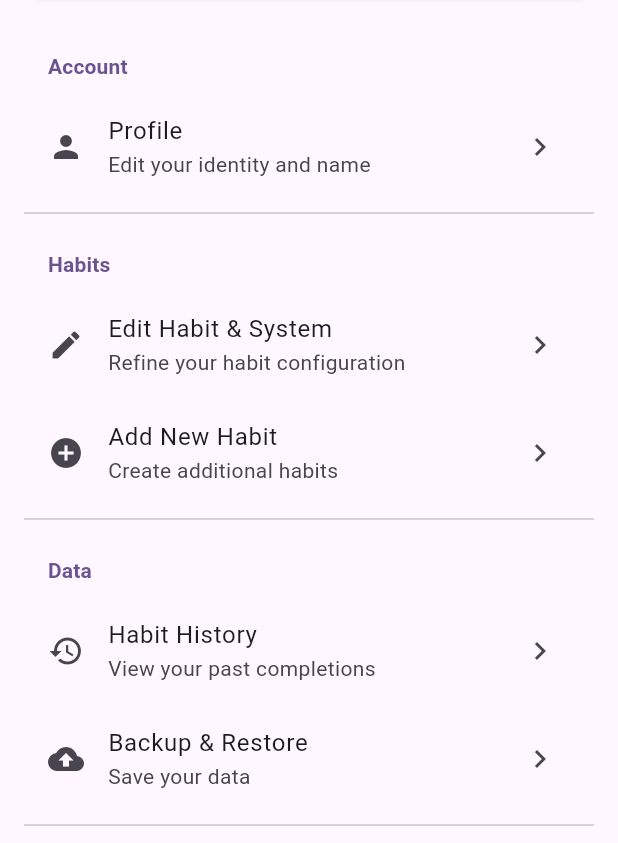
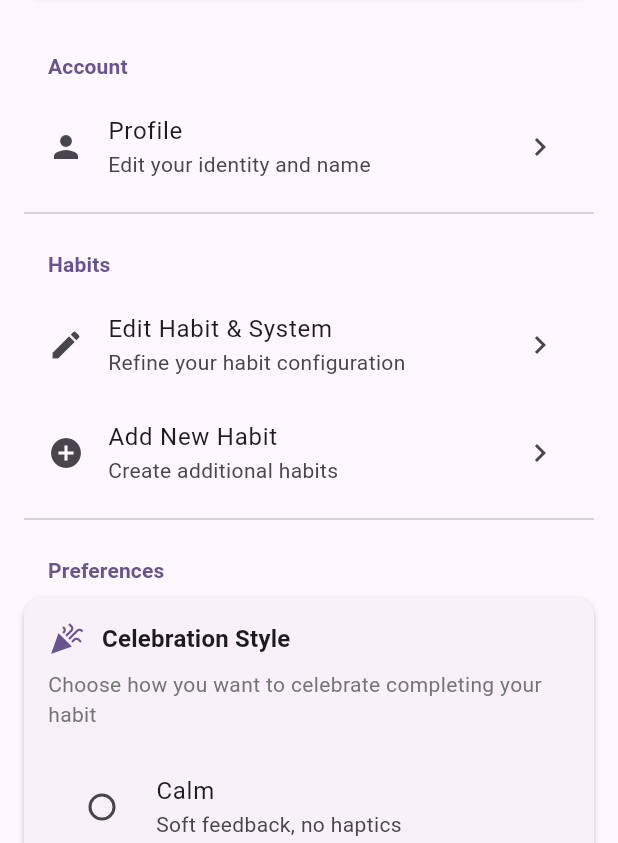
Before and after one commit to lenghurst/atomichabits, a Flutter app: the SettingsScreen screen opened by its route, on a phone screen of 412 x 824 dp, the part 393-1236 px from its top. Run offline on Flutter 3.47's test engine with Material 3 defaults, Android fonts, the phone set to English and light mode, and no system bars; our stand-ins replace confetti, flutter_local_notifications, go_router, hive_flutter, timezone; accounts and stored records are empty.

Commit message:
feat: Add celebration style system with context-aware defaults (Phase 3)
Phase 3.1 - Add celebrationStyle to UserProfile:
- Add CelebrationStyle enum (calm, standard, lively) with British English descriptions
- Add celebrationStyle field to UserProfile (defaults to standard)
- Update toJson/fromJson with backwards compatibility
- Add updateCelebrationStyle() method to AppState

Phase 3.2 - Settings UI:
- Add "Preferences" section in Settings screen
- Radio selector for celebration style with descriptions:
  * Calm: "Soft feedback, no haptics"
  * Standard: "Gentle animation and a light tap"
  * Lively: "More noticeable animation and feedback"
- Updates persist via AppState

Phase 3.3 - Map celebration style to behaviour:
- Create celebration_config.dart with CelebrationConfig class
- Maps style to concrete values:
  * Calm: 1.02 scale, 150ms, no haptic
  * Standard: 1.05 scale, 180ms, light haptic
  * Lively: 1.08 scale, 200ms, haptic + optional sparkles
- Integrate into Today screen:
  * Haptic feedback conditional on celebration style
  * Streak animation uses config's bounceScale and animationDuration
  * Smooth easeOutBack curve for polite bounce effect

Phase 3.4 - AI-informed default from onboarding:
- Add _determineCelebrationStyle() logic in onboarding
- Rule: If time ≥22:00 AND location contains "bed"/"bedroom"/"sofa" → Calm
- Otherwise → Standard
- Applied when creating UserProfile during first-time setup

All celebrations remain calm and identity-first. No casino effects.

```diff
--- a/lib/data/models/user_profile.dart
+++ b/lib/data/models/user_profile.dart
@@ -1,14 +1,28 @@
+/// Celebration style determines how completion feedback is presented
+enum CelebrationStyle {
+  /// Soft feedback, no haptics - ideal for quiet/bedtime habits
+  calm,
+
+  /// Gentle animation and light haptic - balanced approach
+  standard,
+
+  /// More noticeable animation and feedback - energetic habits
+  lively,
+}
+
 /// Represents the user's profile and identity
 /// Based on Atomic Habits identity-based approach
 class UserProfile {
   final String identity; // "I am a person who..."
   final String name;
   final DateTime createdAt;
+  final CelebrationStyle celebrationStyle; // How to celebrate completions
 
   UserProfile({
     required this.identity,
     required this.name,
     required this.createdAt,
+    this.celebrationStyle = CelebrationStyle.standard, // Default to standard
   });
 
   /// Converts profile to JSON for storage
@@ -17,15 +31,35 @@ class UserProfile {
       'identity': identity,
       'name': name,
       'createdAt': createdAt.toIso8601String(),
+      'celebrationStyle': celebrationStyle.name, // Store as string (calm/standard/lively)
     };
   }
 
   /// Creates profile from JSON
+  /// Backwards compatible - defaults to standard if field missing
   factory UserProfile.fromJson(Map<String, dynamic> json) {
+    // Parse celebration style with backwards compatibility
+    CelebrationStyle style = CelebrationStyle.standard;
+    if (json.containsKey('celebrationStyle')) {
+      final styleStr = json['celebrationStyle'] as String?;
+      if (styleStr != null) {
+        try {
+          style = CelebrationStyle.values.firstWhere(
+            (e) => e.name == styleStr,
+            orElse: () => CelebrationStyle.standard,
+          );
+        } catch (e) {
+          // If parsing fails, default to standard
+          style = CelebrationStyle.standard;
+        }
+      }
+    }
+
     return UserProfile(
       identity: json['identity'] as String,
       name: json['name'] as String,
       createdAt: DateTime.parse(json['createdAt'] as String),
+      celebrationStyle: style,
     );
   }
 
@@ -33,11 +67,13 @@ class UserProfile {
   UserProfile copyWith({
     String? identity,
     String? name,
+    CelebrationStyle? celebrationStyle,
   }) {
     return UserProfile(
       identity: identity ?? this.identity,
       name: name ?? this.name,
       createdAt: createdAt,
+      celebrationStyle: celebrationStyle ?? this.celebrationStyle,
     );
   }
 }
--- a/lib/features/settings/settings_screen.dart
+++ b/lib/features/settings/settings_screen.dart
@@ -1,12 +1,17 @@
 import 'package:flutter/material.dart';
+import 'package:provider/provider.dart';
 import 'package:go_router/go_router.dart';
+import '../../data/app_state.dart';
+import '../../data/models/user_profile.dart';
 
-/// Settings screen - placeholder for future features
+/// Settings screen - Configure app preferences and manage account
 class SettingsScreen extends StatelessWidget {
   const SettingsScreen({super.key});
 
   @override
   Widget build(BuildContext context) {
+    return Consumer<AppState>(
+      builder: (context, appState, child) {
         return Scaffold(
           appBar: AppBar(
             title: const Text('Settings'),
@@ -91,6 +96,11 @@ class SettingsScreen extends StatelessWidget {
             ),
             const Divider(),
 
+            // Preferences section
+            _buildSectionTitle(context, 'Preferences'),
+            _buildCelebrationStyleSelector(context, appState),
+            const Divider(),
+
             _buildSectionTitle(context, 'Data'),
             _buildSettingsTile(
               context,
@@ -153,6 +163,8 @@ class SettingsScreen extends StatelessWidget {
         ),
       ),
     );
+      },
+    );
   }
 
   Widget _buildSectionTitle(BuildContext context, String title) {
@@ -181,6 +193,85 @@ class SettingsScreen extends StatelessWidget {
       subtitle: Text(subtitle),
       trailing: const Icon(Icons.chevron_right),
       onTap: onTap,
+    );
+  }
+
+  Widget _buildCelebrationStyleSelector(BuildContext context, AppState appState) {
+    final currentStyle = appState.userProfile?.celebrationStyle ?? CelebrationStyle.standard;
+
+    return Card(
+      child: Padding(
+        padding: const EdgeInsets.all(16),
+        child: Column(
+          crossAxisAlignment: CrossAxisAlignment.start,
+          children: [
+            Row(
+              children: [
+                Icon(
+                  Icons.celebration,
+                  color: Theme.of(context).colorScheme.primary,
+                  size: 24,
+                ),
+                const SizedBox(width: 12),
+                Text(
+                  'Celebration Style',
+                  style: Theme.of(context).textTheme.titleMedium?.copyWith(
+                        fontWeight: FontWeight.bold,
+                      ),
+                ),
+              ],
+            ),
+            const SizedBox(height: 8),
+            Text(
+              'Choose how you want to celebrate completing your habit',
+              style: TextStyle(
+                fontSize: 14,
+                color: Colors.grey.shade600,
+              ),
+            ),
+            const SizedBox(height: 16),
+
+            // Calm option
+            RadioListTile<CelebrationStyle>(
+              title: const Text('Calm'),
+              subtitle: const Text('Soft feedback, no haptics'),
+              value: CelebrationStyle.calm,
+              groupValue: currentStyle,
+              onChanged: (CelebrationStyle? value) {
+                if (value != null) {
+                  appState.updateCelebrationStyle(value);
+                }
+              },
+            ),
+
+            // Standard option
+            RadioListTile<CelebrationStyle>(
+              title: const Text('Standard'),
+              subtitle: const Text('Gentle animation and a light tap'),
+              value: CelebrationStyle.standard,
+              groupValue: currentStyle,
+              onChanged: (CelebrationStyle? value) {
+                if (value != null) {
+                  appState.updateCelebrationStyle(value);
+                }
+              },
+            ),
+
+            // Lively option
+            RadioListTile<CelebrationStyle>(
+              title: const Text('Lively'),
+              subtitle: const Text('More noticeable animation and feedback'),
+              value: CelebrationStyle.lively,
+              groupValue: currentStyle,
+              onChanged: (CelebrationStyle? value) {
+                if (value != null) {
+                  appState.updateCelebrationStyle(value);
+                }
+              },
+            ),
+          ],
+        ),
+      ),
     );
   }
 
```
Also changed, not shown: lib/data/app_state.dart (+14 -0 lines), lib/data/celebration_config.dart (added, +47 -0 lines), lib/features/onboarding/onboarding_screen.dart (+32 -1 lines), lib/features/today/today_screen.dart (+27 -5 lines). Lines whose indentation alone changed are shown as unchanged.
